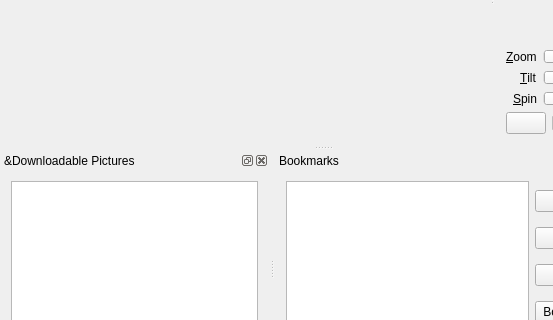
Above: client/MainWindow.ui from thejoshwolfe/repatriator before the change; both pictures show x 0 to 553 and y 177 to 497 of the 646 by 583 pixel window. Below: the same form after it.
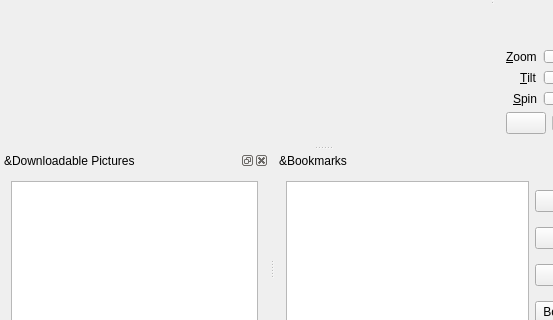
That is the form after the change. Icons and pictures are not drawn. Custom widgets are drawn as their Qt base class.

Commit message: add dock show/hide menu for bookmarks

```diff
--- a/client/MainWindow.ui
+++ b/client/MainWindow.ui
@@ -221,7 +221,7 @@
   </widget>
   <widget class="QDockWidget" name="bookmarksDock">
    <property name="windowTitle">
-    <string>Bookmarks</string>
+    <string>&amp;Bookmarks</string>
    </property>
    <attribute name="dockWidgetArea">
     <number>8</number>
```
Left out of the diff: 2 changed lines with no effect on the pictures. The commit also changes 1 other file.
